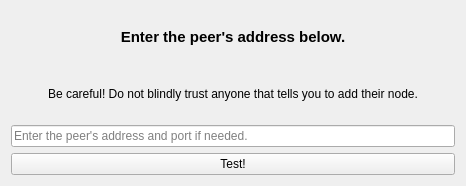
DiablosMalice/dogecoin-1, file src/qt/forms/testpeerdialog.ui: the form before one commit.
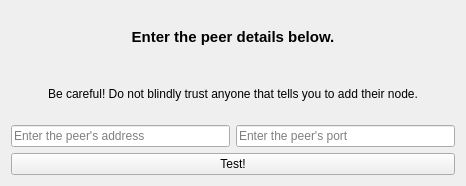
The form after the commit.

Commit message: Added two input fields for peer address and port

Patch:
```diff
--- a/src/qt/forms/testpeerdialog.ui
+++ b/src/qt/forms/testpeerdialog.ui
@@ -24,7 +24,7 @@
       </font>
      </property>
      <property name="text">
-      <string>Enter the peer's address below.</string>
+      <string>Enter the peer details below.</string>
      </property>
      <property name="alignment">
       <set>Qt::AlignCenter</set>
@@ -42,11 +42,22 @@
     </widget>
    </item>
    <item>
-    <widget class="QLineEdit" name="lineEdit">
+    <layout class="QHBoxLayout" name="horizontalLayout">
+     <item>
+      <widget class="QLineEdit" name="peerAddress">
      <property name="placeholderText">
-      <string>Enter the peer's address and port if needed.</string>
-     </property>
-    </widget>
+        <string>Enter the peer's address</string>
+       </property>
+      </widget>
+     </item>
+     <item>
+      <widget class="QLineEdit" name="peerPort">
+       <property name="placeholderText">
+        <string>Enter the peer's port</string>
+       </property>
+      </widget>
+     </item>
+    </layout>
    </item>
    <item>
     <widget class="QPushButton" name="pushButton">
```
Lines whose indentation alone changed are shown as unchanged. The commit also changes 5 other files.
